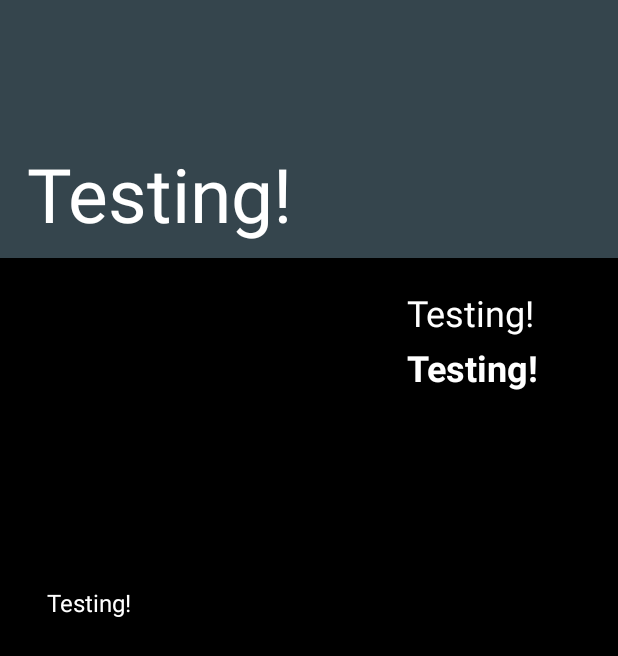
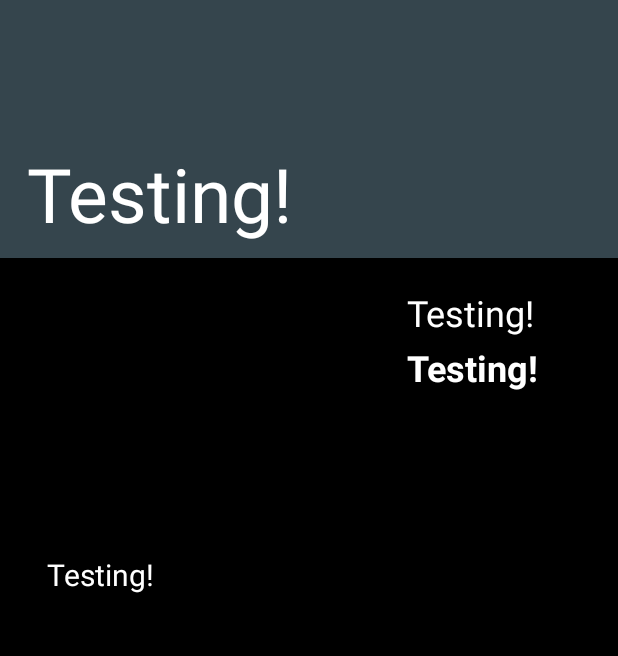
Before and after one commit to diazagasatya/PopularMovieBeta, an Android app: the layout activity_detail.xml on its own in the app's theme, with its tools: preview values and no code run, on a phone screen of 412 x 824 dp. Shown: the top 656 px of the screen. Run offline under Robolectric (Android 15) with nearby library versions, the phone set to English and light mode, and no system bars.

Commit message:
SCROLL VIEW Updated for detail activity layout.

```diff
--- a/app/src/main/res/layout/activity_detail.xml
+++ b/app/src/main/res/layout/activity_detail.xml
@@ -1,9 +1,13 @@
 <?xml version="1.0" encoding="utf-8"?>
+<ScrollView android:layout_height="match_parent"
+    android:layout_width="match_parent"
+    xmlns:android="http://schemas.android.com/apk/res/android"
+    android:background="#000000">
 <android.support.constraint.ConstraintLayout xmlns:android="http://schemas.android.com/apk/res/android"
     xmlns:app="http://schemas.android.com/apk/res-auto"
     xmlns:tools="http://schemas.android.com/tools"
     android:layout_width="match_parent"
-    android:layout_height="match_parent"
+    android:layout_height="wrap_content"
     tools:context=".DetailActivity"
     android:background="#000000">
 
@@ -72,7 +76,7 @@
         android:layout_marginTop="8dp"
         android:text="@string/layout_testing"
         android:textColor="#FFFFFF"
-        android:textSize="16sp"
+        android:textSize="20sp"
         app:layout_constraintBottom_toBottomOf="parent"
         app:layout_constraintEnd_toEndOf="parent"
         app:layout_constraintStart_toStartOf="parent"
@@ -91,3 +95,4 @@
         app:layout_constraintTop_toBottomOf="@+id/title_background" />
 
 </android.support.constraint.ConstraintLayout>
+</ScrollView>
```
